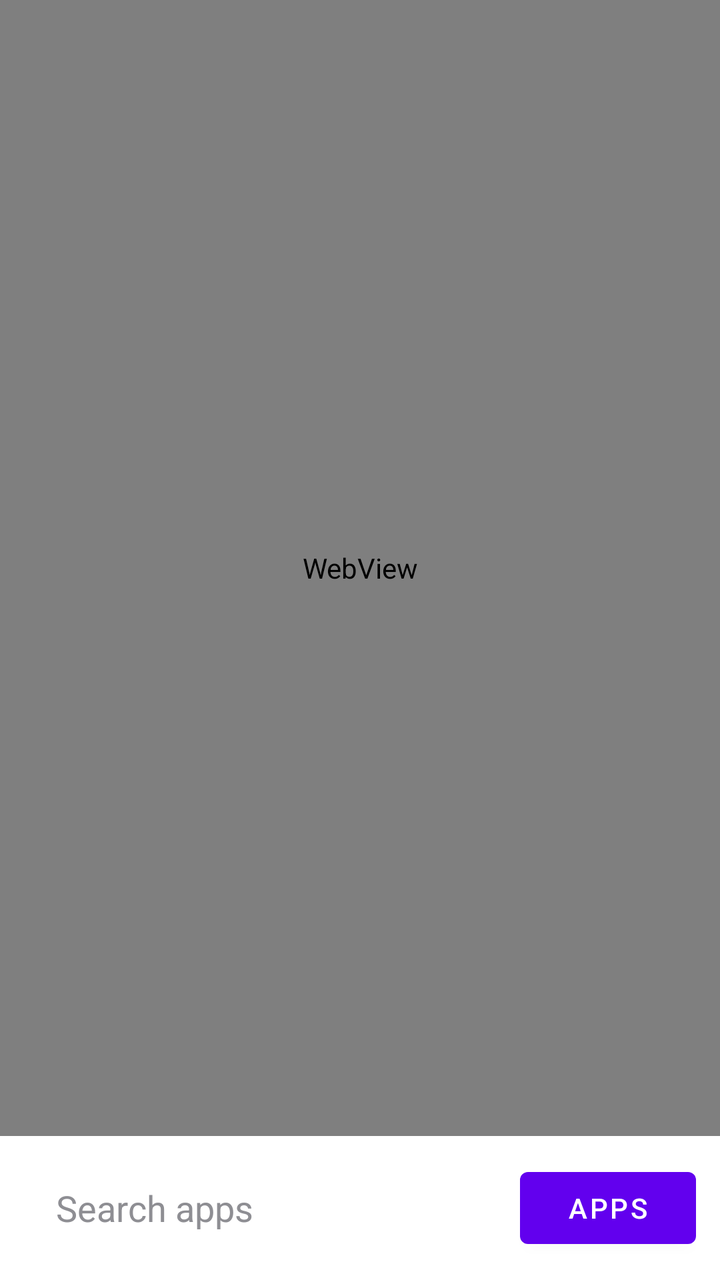
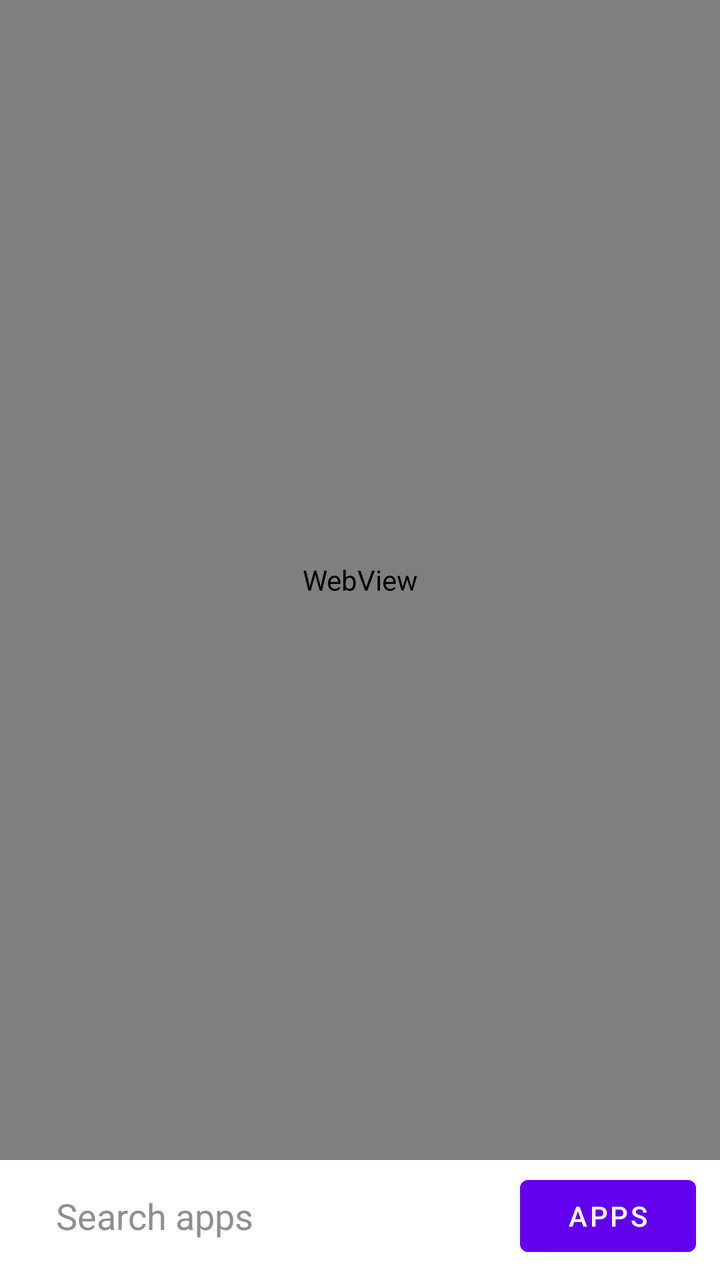

Screens rendered from an Android XML layout before and after an edit, with the pre-edit source and the edit as a unified diff.
<!-- AndroidManifest.xml: application theme Theme.Launcher -->
<!-- res/layout/activity_main.xml -->
<?xml version="1.0" encoding="utf-8"?>
<LinearLayout xmlns:android="http://schemas.android.com/apk/res/android"
    android:layout_width="match_parent"
    android:layout_height="match_parent"
    android:orientation="vertical">

    
    <FrameLayout
        android:layout_width="match_parent"
        android:layout_height="0dp"
        android:layout_weight="1">

        <WebView
            android:id="@+id/webView"
            android:layout_width="match_parent"
            android:layout_height="match_parent" />

        <androidx.recyclerview.widget.RecyclerView
            android:id="@+id/appDrawer"
            android:layout_width="match_parent"
            android:layout_height="match_parent"
            android:background="@drawable/bg_drawer"
            android:clipToPadding="false"
            android:padding="12dp"
            android:visibility="gone" />
    </FrameLayout>

    <LinearLayout
        android:layout_width="match_parent"
        android:layout_height="wrap_content"
        android:gravity="center_vertical"
        android:orientation="horizontal"
        android:padding="12dp">

        <EditText
            android:id="@+id/searchBar"
            android:layout_width="0dp"
            android:layout_height="48dp"
            android:layout_weight="1"
            android:background="@drawable/bg_search"
            android:hint="Search apps"
            android:imeOptions="actionSearch"
            android:inputType="text"
            android:maxLines="1"
            android:paddingStart="16dp"
            android:paddingEnd="16dp"
            android:textColor="#1C1C1E"
            android:textColorHint="#8E8E93"
            android:importantForAutofill="no" />

        <Button
            android:id="@+id/btnDrawer"
            android:layout_width="wrap_content"
            android:layout_height="wrap_content"
            android:layout_marginStart="8dp"
            android:text="Apps" />
    </LinearLayout>
</LinearLayout>
<!-- resources referenced by this layout -->
<resources>
  <!-- drawable bg_drawer (drawable) -->
  <?xml version="1.0" encoding="utf-8"?>
  <shape xmlns:android="http://schemas.android.com/apk/res/android" android:shape="rectangle">
      <solid android:color="#F2F2F7" />
  </shape>
  <!-- drawable bg_search (drawable) -->
  <?xml version="1.0" encoding="utf-8"?>
  <shape xmlns:android="http://schemas.android.com/apk/res/android" android:shape="rectangle">
      <solid android:color="#E6FFFFFF" />
      <corners android:radius="24dp" />
  </shape>
  <style name="Theme.Launcher" parent="Theme.MaterialComponents.DayNight.NoActionBar">
          
          <item name="android:windowShowWallpaper">true</item>
          <item name="android:windowBackground">@android:color/transparent</item>
          <item name="android:statusBarColor">@android:color/transparent</item>
          <item name="android:navigationBarColor">@android:color/transparent</item>
      </style>
</resources>

<!-- the commit's change to res/layout/activity_main.xml (unified diff, before → after) -->
@@ -21,7 +21,7 @@
             android:layout_height="match_parent"
             android:background="@drawable/bg_drawer"
             android:clipToPadding="false"
-            android:padding="12dp"
+            android:padding="8dp"
             android:visibility="gone" />
     </FrameLayout>
 
@@ -30,12 +30,12 @@
         android:layout_height="wrap_content"
         android:gravity="center_vertical"
         android:orientation="horizontal"
-        android:padding="12dp">
+        android:paddingStart="12dp" android:paddingEnd="12dp" android:paddingTop="4dp" android:paddingBottom="8dp">
 
         <EditText
             android:id="@+id/searchBar"
             android:layout_width="0dp"
-            android:layout_height="48dp"
+            android:layout_height="40dp"
             android:layout_weight="1"
             android:background="@drawable/bg_search"
             android:hint="Search apps"
